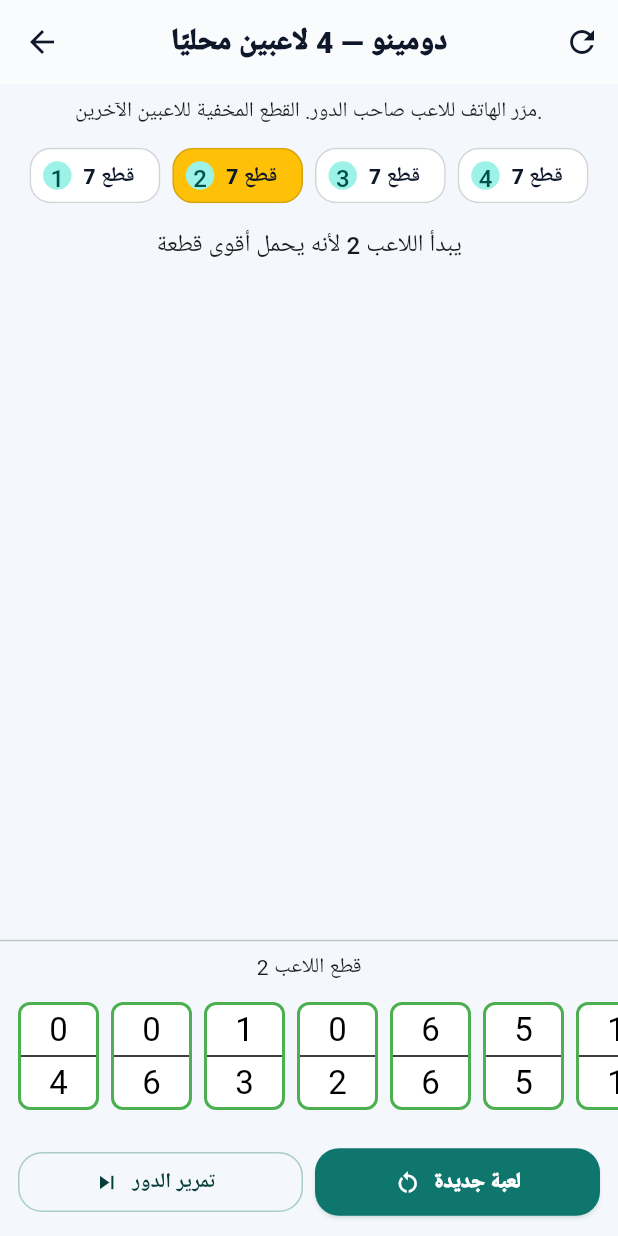
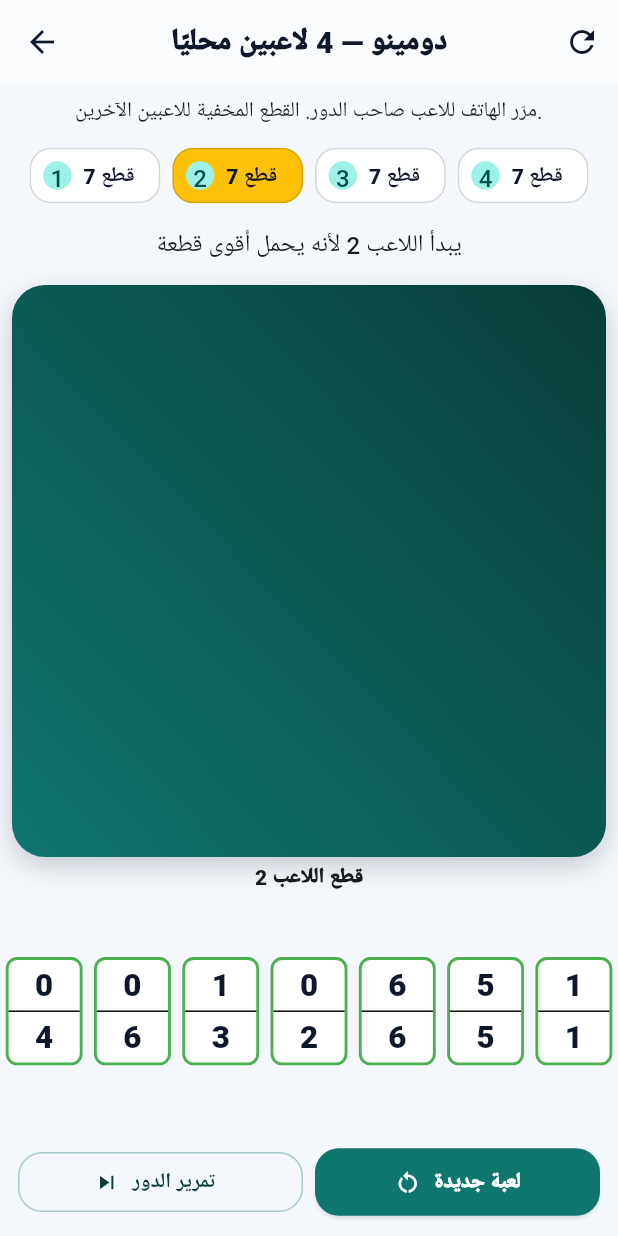
Before and after one commit to aljwaal1/gameslocal, a Flutter app: the DominoFourPlayerScreen screen opened directly, on a phone screen of 412 x 824 dp. Run offline on Flutter 3.47's test engine with Material 3 defaults, Android fonts, the phone set to English and light mode, and no system bars; our stand-ins replace audioplayers, qr_flutter, shared_preferences; missing offline and left inert: flame; accounts and stored records are empty.

Commit message:
Finish fullscreen layouts and game audio

```diff
--- a/lib/games/domino/domino_four_player_game.dart
+++ b/lib/games/domino/domino_four_player_game.dart
@@ -1,6 +1,8 @@
 import 'dart:math';
 
 import 'package:flutter/material.dart';
+
+import '../../core/audio_feedback.dart';
 
 import 'domino_blocked_result.dart';
 import 'domino_starting_player.dart';
@@ -84,6 +86,7 @@ class _DominoFourPlayerScreenState extends State<DominoFourPlayerScreen> {
   void _play(_Tile tile) {
     if (gameFinished) return;
     if (!_legal(tile)) {
+      GameFeedback.error();
       setState(() => message = 'هذه القطعة لا تناسب طرفي السلسلة');
       return;
     }
@@ -110,16 +113,19 @@ class _DominoFourPlayerScreenState extends State<DominoFourPlayerScreen> {
       if (hands[turns.currentPlayer].isEmpty) {
         gameFinished = true;
         message = 'فاز اللاعب ${turns.currentPlayer + 1}!';
+        GameFeedback.win();
         return;
       }
       turns.next();
       message = 'دور اللاعب ${turns.currentPlayer + 1}';
+      GameFeedback.move();
     });
   }
 
   void _pass() {
     if (gameFinished) return;
     if (hands[turns.currentPlayer].any(_legal)) {
+      GameFeedback.error();
       setState(() => message = 'لديك قطعة صالحة، لا يمكنك التمرير');
       return;
     }
@@ -131,6 +137,7 @@ class _DominoFourPlayerScreenState extends State<DominoFourPlayerScreen> {
       }
       turns.next();
       message = 'تم التمرير — دور اللاعب ${turns.currentPlayer + 1}';
+      GameFeedback.tap();
     });
   }
 
@@ -175,28 +182,63 @@ class _DominoFourPlayerScreenState extends State<DominoFourPlayerScreen> {
                 ),
               ),
               Expanded(
-                child: SingleChildScrollView(
-                  scrollDirection: Axis.horizontal,
-                  padding: const EdgeInsets.all(12),
-                  child: Row(
-                    children: board.map((tile) => _tile(tile, false)).toList(),
+                flex: 5,
+                child: Padding(
+                  padding: const EdgeInsets.symmetric(horizontal: 8, vertical: 4),
+                  child: Container(
+                    width: double.infinity,
+                    decoration: BoxDecoration(
+                      gradient: const LinearGradient(
+                        begin: Alignment.topRight,
+                        end: Alignment.bottomLeft,
+                        colors: <Color>[Color(0xFF083D39), Color(0xFF0F766E)],
+                      ),
+                      borderRadius: BorderRadius.circular(22),
+                      boxShadow: const <BoxShadow>[
+                        BoxShadow(color: Color(0x330F172A), blurRadius: 14, offset: Offset(0, 6)),
+                      ],
+                    ),
+                    child: LayoutBuilder(
+                      builder: (context, constraints) => Center(
+                        child: FittedBox(
+                          fit: BoxFit.scaleDown,
+                          child: SizedBox(
+                            width: 390,
+                            child: Wrap(
+                              alignment: WrapAlignment.center,
+                              runAlignment: WrapAlignment.center,
+                              spacing: 2,
+                              runSpacing: 2,
+                              children: <Widget>[
+                                for (final tile in board) _tile(tile, false, compact: true),
+                              ],
+                            ),
+                          ),
+                        ),
+                      ),
+                    ),
                   ),
                 ),
               ),
-              const Divider(),
               Text(
-                gameFinished
-                    ? 'انتهت اللعبة'
-                    : 'قطع اللاعب ${turns.currentPlayer + 1}',
+                gameFinished ? 'انتهت اللعبة' : 'قطع اللاعب ${turns.currentPlayer + 1}',
+                style: const TextStyle(fontWeight: FontWeight.w900),
               ),
-              SizedBox(
-                height: 96,
-                child: ListView(
-                  scrollDirection: Axis.horizontal,
-                  padding: const EdgeInsets.all(8),
-                  children: hands[turns.currentPlayer]
-                      .map((tile) => _tile(tile, !gameFinished))
-                      .toList(),
+              Expanded(
+                flex: 2,
+                child: LayoutBuilder(
+                  builder: (context, constraints) => Center(
+                    child: FittedBox(
+                      fit: BoxFit.scaleDown,
+                      child: Row(
+                        mainAxisSize: MainAxisSize.min,
+                        children: <Widget>[
+                          for (final tile in hands[turns.currentPlayer])
+                            _tile(tile, !gameFinished, compact: constraints.maxWidth < 390),
+                        ],
+                      ),
+                    ),
+                  ),
                 ),
               ),
               Padding(
@@ -226,13 +268,13 @@ class _DominoFourPlayerScreenState extends State<DominoFourPlayerScreen> {
         ),
       );
 
-  Widget _tile(_Tile tile, bool playable) => Padding(
-        padding: const EdgeInsets.all(4),
+  Widget _tile(_Tile tile, bool playable, {bool compact = false}) => Padding(
+        padding: EdgeInsets.all(compact ? 2 : 4),
         child: InkWell(
           onTap: playable ? () => _play(tile) : null,
           child: Container(
-            width: 54,
-            height: 76,
+            width: compact ? 40 : 54,
+            height: compact ? 58 : 76,
             decoration: BoxDecoration(
               color: playable && _legal(tile)
                   ? Colors.white
@@ -248,12 +290,12 @@ class _DominoFourPlayerScreenState extends State<DominoFourPlayerScreen> {
               children: [
                 Text(
                   '${tile.a}',
-                  style: const TextStyle(fontSize: 22, color: Colors.black),
+                  style: TextStyle(fontSize: compact ? 16 : 22, color: const Color(0xFF0F172A), fontWeight: FontWeight.w900),
                 ),
                 const Divider(height: 2, color: Colors.black),
                 Text(
                   '${tile.b}',
-                  style: const TextStyle(fontSize: 22, color: Colors.black),
+                  style: TextStyle(fontSize: compact ? 16 : 22, color: const Color(0xFF0F172A), fontWeight: FontWeight.w900),
                 ),
               ],
             ),
```
Also changed, not shown: lib/games/checkers/checkers_iphone_web.dart (+4 -4 lines), lib/games/name_animal_object/iphone_web_bridge.dart (+3 -4 lines), lib/games/name_animal_object/name_animal_object_game.dart (+5 -10 lines), lib/games/xo/xo_iphone_bridge.dart (+8 -8 lines).
